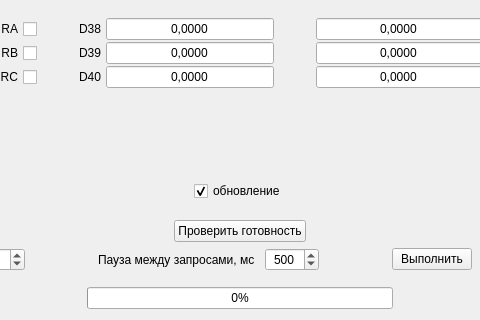
vlarry/configurator, file classes/calibrationwidget/calibrationwidgetbruresistance.ui: the form before one commit; both pictures show x 229 to 709 and y 125 to 445 of the 938 by 445 pixel window.
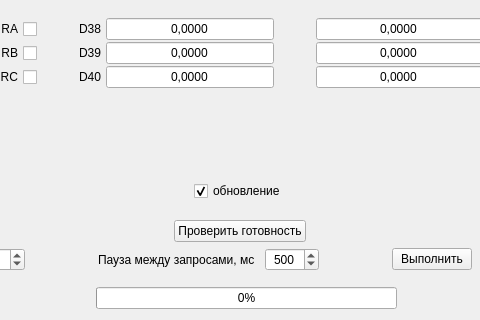
The form after the commit. Custom widgets are drawn as their Qt base class.

```diff
--- a/classes/calibrationwidget/calibrationwidgetbruresistance.ui
+++ b/classes/calibrationwidget/calibrationwidgetbruresistance.ui
@@ -877,6 +877,16 @@
        </property>
       </spacer>
      </item>
+     <item>
+      <widget class="QLabel" name="labelTypeCalibration">
+       <property name="text">
+        <string/>
+       </property>
+       <property name="scaledContents">
+        <bool>true</bool>
+       </property>
+      </widget>
+     </item>
      <item>
       <widget class="QProgressBar" name="progressBarDataSet">
        <property name="value">
```
